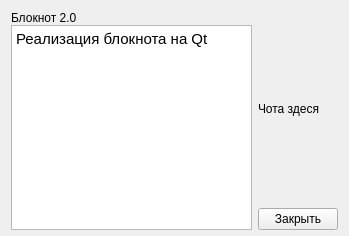
Above: aboutwidget.ui from roman-zm/note2 before the change. Below: the same form after it.
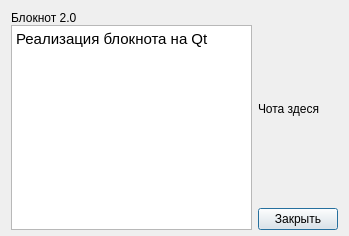
That is the form after the change.

Patch:
```diff
--- a/aboutwidget.ui
+++ b/aboutwidget.ui
@@ -67,6 +67,12 @@
      <property name="text">
       <string>Закрыть</string>
      </property>
+     <property name="autoDefault">
+      <bool>true</bool>
+     </property>
+     <property name="default">
+      <bool>true</bool>
+     </property>
     </widget>
    </item>
   </layout>
```
Left out of the diff: 6 changed lines with no effect on the pictures.
